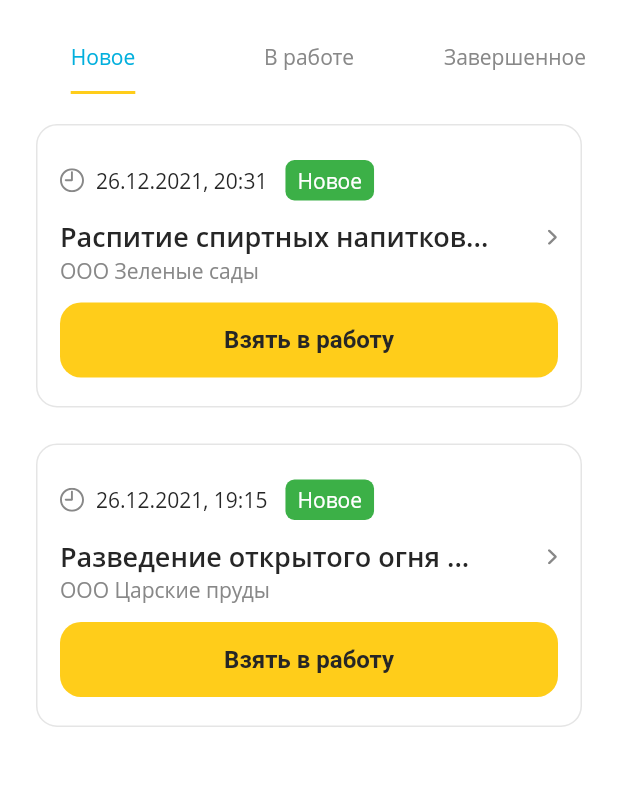
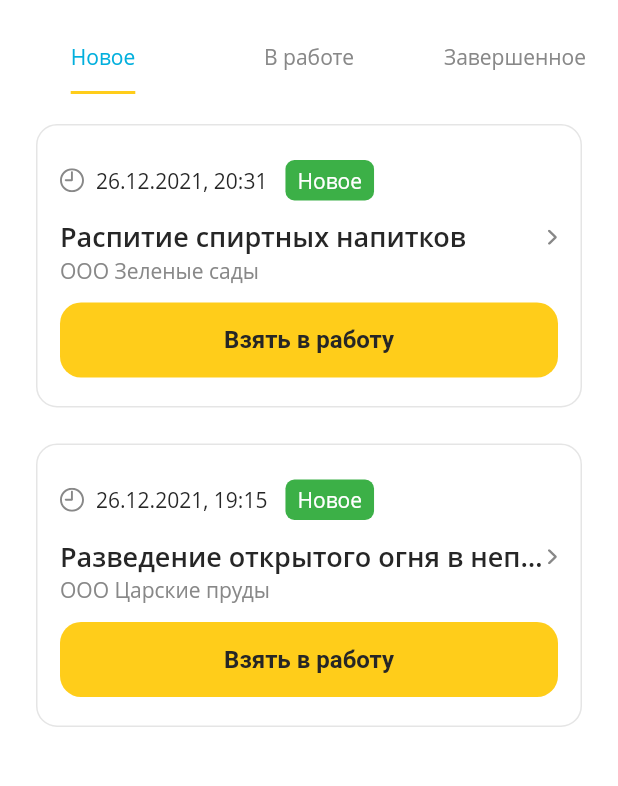
Before and after one commit to seljmov/kupol-mobile-app, a Flutter app: the EventsScreen screen opened directly, on a phone screen of 412 x 824 dp, the part 62-848 px from its top. Run offline on Flutter 3.47's test engine with Material 2 defaults, Android fonts, the phone set to English and light mode, and no system bars; our stand-ins replace easy_dynamic_theme, flutter_secure_storage, flutter_svg, image_picker; accounts and stored records are empty; Roboto replaces fonts that are missing (Open Sans).

```diff
--- a/lib/security/components/event_card.dart
+++ b/lib/security/components/event_card.dart
@@ -9,10 +9,6 @@ class EventCard extends StatelessWidget {
   EventCard({Key? key, required this.event}) : super(key: key);
 
   final Event event;
-
-  String _smartSubstring(String source, int length) {
-    return "${source.characters.take(length)}...";
-  }
 
   String _getSubtitle() {
     return event.status == EventStatus.New
@@ -62,12 +58,15 @@ class EventCard extends StatelessWidget {
                   Row(
                     mainAxisAlignment: MainAxisAlignment.spaceBetween,
                     children: [
-                      Text(
-                        _smartSubstring(event.name, 26),
-                        style: TextStyle(
-                          fontSize: 18,
-                          color: Theme.of(context).textTheme.bodyText1?.color,
-                          fontWeight: FontWeight.w600,
+                      Expanded(
+                        child: Text(
+                          event.name,
+                          overflow: TextOverflow.ellipsis,
+                          style: TextStyle(
+                            fontSize: 18,
+                            color: Theme.of(context).textTheme.bodyText1?.color,
+                            fontWeight: FontWeight.w600,
+                          ),
                         ),
                       ),
                       SvgPicture.asset(
```
Also changed, not shown: pubspec.yaml (+7 -5 lines), lib/assets/logo/app_logo.jpg (added), pubspec.lock, 23 other files.
